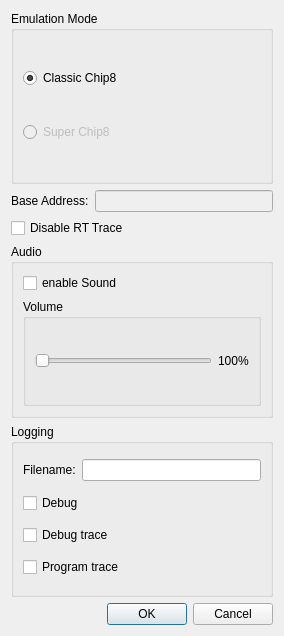
This is src/gui/ui/configdialog.ui in 42wonko/chip8 as Qt 5 draws it before an edit. The edited form follows.
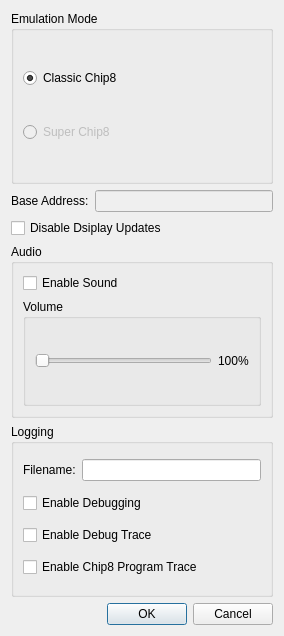
This is the edited form.

Commit message: added enable/disable and volume control for sound. added enable/disable or register updates

What changed in the file:
```diff
--- a/src/gui/ui/configdialog.ui
+++ b/src/gui/ui/configdialog.ui
@@ -64,7 +64,7 @@
    <item>
     <widget class="QCheckBox" name="rtTraceCheckBox">
      <property name="text">
-      <string>Disable RT Trace</string>
+      <string>Disable Dsiplay Updates</string>
      </property>
     </widget>
    </item>
@@ -77,7 +77,7 @@
       <item>
        <widget class="QCheckBox" name="enableSoundCheckBox">
         <property name="text">
-         <string>enable Sound</string>
+         <string>Enable Sound</string>
         </property>
        </widget>
       </item>
@@ -126,21 +126,21 @@
       <item row="1" column="0" colspan="2">
        <widget class="QCheckBox" name="debugCheckBox">
         <property name="text">
-         <string>Debug</string>
+         <string>Enable Debugging</string>
         </property>
        </widget>
       </item>
       <item row="2" column="0" colspan="2">
        <widget class="QCheckBox" name="traceCheckBox">
         <property name="text">
-         <string>Debug trace</string>
+         <string>Enable Debug Trace</string>
         </property>
        </widget>
       </item>
       <item row="3" column="0" colspan="2">
        <widget class="QCheckBox" name="ptraceCheckBox">
         <property name="text">
-         <string>Program trace</string>
+         <string>Enable Chip8 Program Trace</string>
         </property>
        </widget>
       </item>
```
Left out of the diff: 8 changed lines with no effect on the pictures. The commit also changes 4 other files.
